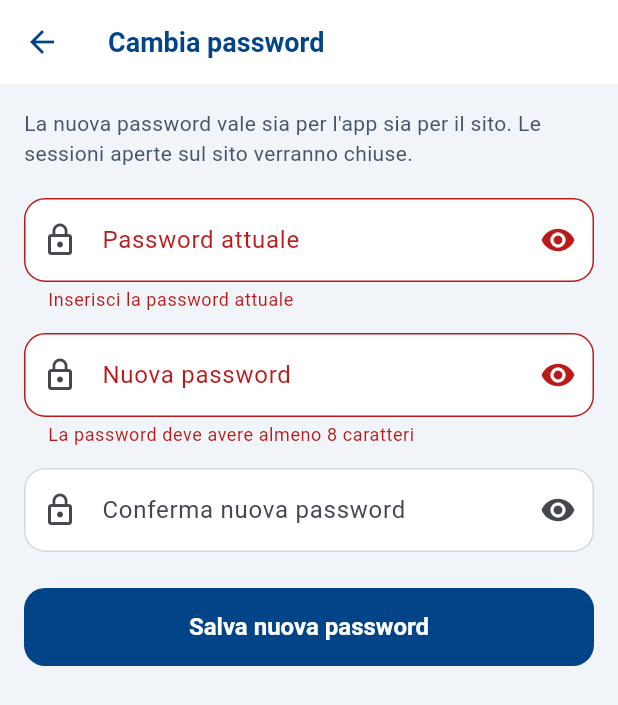
After one commit to MattiaEsposito98/securlink-app, a Flutter app: the PasswordScreen screen opened directly, after a tap on "Salva nuova password", on a phone screen of 412 x 824 dp. The commit adds this screen. Shown: the top 705 px of the screen. Run offline on Flutter 3.47's test engine with Material 3 defaults, Android fonts, the phone set to English and light mode, and no system bars; our stand-ins replace camera, device_info_plus, flutter_secure_storage, geolocator, open_filex, share_plus and 1 more; accounts and stored records are empty.

Commit message:
app nativa per preposto

```diff
--- a/lib/api/api_client.dart
+++ b/lib/api/api_client.dart
@@ -127,6 +127,15 @@ class SecurlinkApi {
     final json = await _getJson('/wp-json/securlink/v1/preposto/me');
     await _storage.write(key: _kUtente, value: jsonEncode(json));
     return Utente.fromJson(json);
+  }
+
+  Future<void> cambiaPassword({required String attuale, required String nuova}) async {
+    final res = await _autenticata((headers) => _http.post(
+          _uri('/wp-json/securlink/v1/preposto/password'),
+          headers: headers,
+          body: {'password_attuale': attuale, 'nuova_password': nuova},
+        ));
+    _verificaOk(res);
   }
 
   Future<EsitoCertificazione> certifica({
@@ -265,6 +274,10 @@ class SecurlinkApi {
 
   void _verificaOk(http.Response res) {
     if (res.statusCode >= 200 && res.statusCode < 300) return;
+    // 5xx bodies are WordPress's generic HTML "critical error" page: useless to the user.
+    if (res.statusCode >= 500) {
+      throw ApiException('Errore interno del server (${res.statusCode}). Riprova tra poco; se si ripete contatta Securlav.');
+    }
     throw ApiException(_messaggio(_decodifica(res)) ?? 'Errore del server (${res.statusCode}).');
   }
 
--- a/lib/config.dart
+++ b/lib/config.dart
@@ -3,8 +3,10 @@ import 'package:flutter/material.dart';
 const String kBaseUrl = 'https://securlink.securlav.it';
 const String kAppVersion = '1.0.0';
 
-const Color kBrand = Color(0xFF1E40AF);
-const Color kBrandSoft = Color(0xFFEEF4FF);
+// Securlink logo colours.
+const Color kBrand = Color(0xFF014488);
+const Color kArancio = Color(0xFFF07D00);
+const Color kBrandSoft = Color(0xFFE8EFF7);
 const Color kOk = Color(0xFF047857);
 const Color kErrore = Color(0xFFB91C1C);
 const Color kAmbra = Color(0xFFB45309);
--- /dev/null
+++ b/lib/screens/password_screen.dart
@@ -0,0 +1,131 @@
+import 'package:flutter/material.dart';
+
+import '../api/api_client.dart';
+import '../sessione.dart';
+import '../widgets.dart';
+
+class PasswordScreen extends StatefulWidget {
+  const PasswordScreen({super.key});
+
+  @override
+  State<PasswordScreen> createState() => _PasswordScreenState();
+}
+
+class _PasswordScreenState extends State<PasswordScreen> {
+  final _form = GlobalKey<FormState>();
+  final _attuale = TextEditingController();
+  final _nuova = TextEditingController();
+  final _conferma = TextEditingController();
+  bool _inCorso = false;
+  bool _mostra = false;
+  String? _errore;
+
+  @override
+  void dispose() {
+    _attuale.dispose();
+    _nuova.dispose();
+    _conferma.dispose();
+    super.dispose();
+  }
+
+  Future<void> _salva() async {
+    if (!_form.currentState!.validate()) return;
+    FocusScope.of(context).unfocus();
+    setState(() {
+      _inCorso = true;
+      _errore = null;
+    });
+    try {
+      await SessioneScope.read(context).api.cambiaPassword(attuale: _attuale.text, nuova: _nuova.text);
+      if (!mounted) return;
+      ScaffoldMessenger.of(context).showSnackBar(
+        const SnackBar(content: Text('Password modificata. Usala anche per accedere al sito.')),
+      );
+      Navigator.of(context).pop();
+    } on SessioneScadutaException {
+      // Handled by the session listener.
+    } on ApiException catch (e) {
+      if (mounted) setState(() => _errore = e.message);
+    } finally {
+      if (mounted) setState(() => _inCorso = false);
+    }
+  }
+
+  InputDecoration _decorazione(String etichetta) => InputDecoration(
+        labelText: etichetta,
+        prefixIcon: const Icon(Icons.lock_outline),
+        suffixIcon: IconButton(
+          icon: Icon(_mostra ? Icons.visibility_off : Icons.visibility),
+          tooltip: _mostra ? 'Nascondi password' : 'Mostra password',
+          onPressed: () => setState(() => _mostra = !_mostra),
+        ),
+      );
+
+  @override
+  Widget build(BuildContext context) {
+    return PopScope(
+      canPop: !_inCorso,
+      child: Scaffold(
+        appBar: AppBar(title: const Text('Cambia password')),
+        body: Form(
+          key: _form,
+          child: ListView(
+            padding: const EdgeInsets.all(16),
+            children: [
+              const Text(
+                'La nuova password vale sia per l\'app sia per il sito. Le sessioni aperte sul sito verranno chiuse.',
+                style: TextStyle(color: Color(0xFF475569), height: 1.4),
+              ),
+              const SizedBox(height: 20),
+              TextFormField(
+                controller: _attuale,
+                enabled: !_inCorso,
+                obscureText: !_mostra,
+                autofillHints: const [AutofillHints.password],
+                textInputAction: TextInputAction.next,
+                decoration: _decorazione('Password attuale'),
+                validator: (v) => (v == null || v.isEmpty) ? 'Inserisci la password attuale' : null,
+              ),
+              const SizedBox(height: 14),
+              TextFormField(
+                controller: _nuova,
+                enabled: !_inCorso,
+                obscureText: !_mostra,
+                autofillHints: const [AutofillHints.newPassword],
+                textInputAction: TextInputAction.next,
+                decoration: _decorazione('Nuova password').copyWith(helperText: 'Almeno 8 caratteri'),
+                validator: (v) {
+                  if (v == null || v.length < 8) return 'La password deve avere almeno 8 caratteri';
+                  if (v == _attuale.text) return 'Deve essere diversa da quella attuale';
+                  return null;
+                },
+              ),
+              const SizedBox(height: 14),
+              TextFormField(
+                controller: _conferma,
+                enabled: !_inCorso,
+                obscureText: !_mostra,
+                autofillHints: const [AutofillHints.newPassword],
+                textInputAction: TextInputAction.done,
+                onFieldSubmitted: (_) => _salva(),
+                decoration: _decorazione('Conferma nuova password'),
+                validator: (v) => v != _nuova.text ? 'Le due password non coincidono' : null,
+              ),
+              if (_errore != null) ...[
+                const SizedBox(height: 16),
+                BoxMessaggio(testo: _errore!),
+              ],
+              const SizedBox(height: 24),
+              FilledButton(
+                onPressed: _inCorso ? null : _salva,
+                child: _inCorso
+                    ? const SizedBox(width: 22, height: 22, child: CircularProgressIndicator(strokeWidth: 2.5, color: Colors.white))
+                    : const Text('Salva nuova password'),
+              ),
+            ],
+          ),
+        ),
+      ),
+    );
+  }
+}
```
Also changed, not shown: lib/main.dart (+28 -4 lines), lib/screens/home_screen.dart (+37 -5 lines), lib/screens/login_screen.dart (+2 -11 lines), pubspec.yaml (+14 -0 lines), assets/icona.png (added), assets/icona_adattiva.png (added), assets/logo_orizzontale.png (added), assets/logo_verticale.png (added), pubspec.lock, 35 other files.
